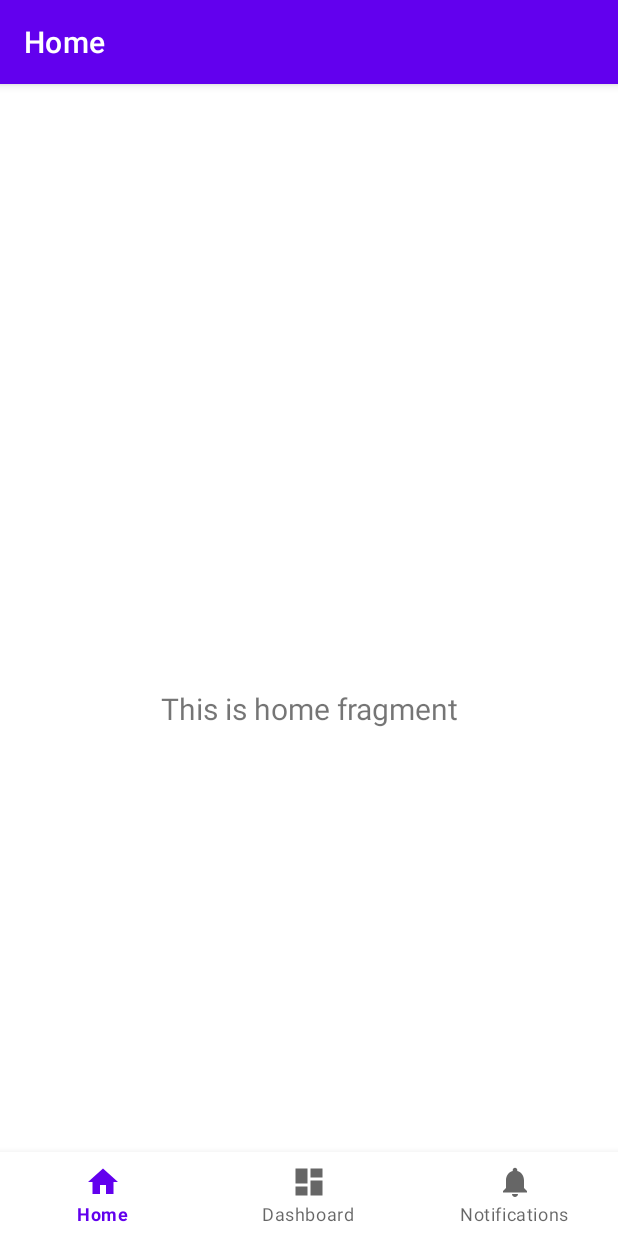
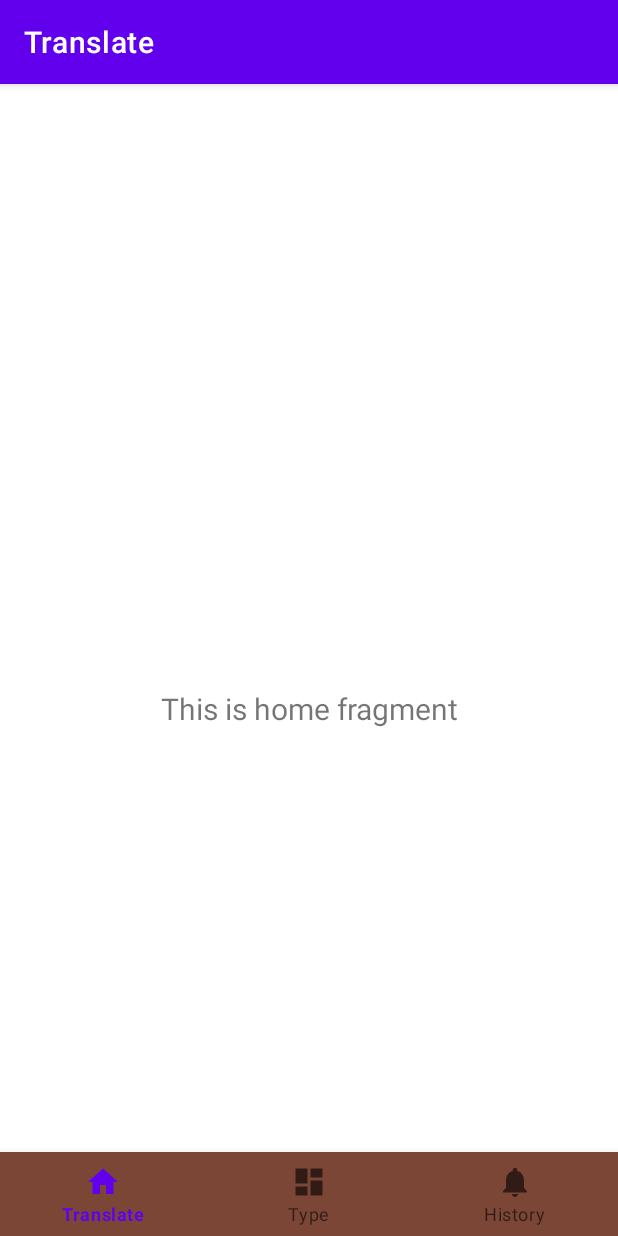
Before and after one commit to QVidad/Kamay, an Android app: the screen it shows after launch (MainActivity), on a phone screen of 412 x 824 dp. Run offline under Robolectric (Android 15) with nearby library versions, the phone set to English and light mode, and no system bars; our stand-ins replace navigation-ui.

Commit message:
[Update] Navigation Bar

```diff
--- a/app/src/main/res/layout/activity_main.xml
+++ b/app/src/main/res/layout/activity_main.xml
@@ -12,7 +12,7 @@
         android:layout_height="wrap_content"
         android:layout_marginStart="0dp"
         android:layout_marginEnd="0dp"
-        android:background="?android:attr/windowBackground"
+        android:background="@color/Brown_Theme"
         app:layout_constraintBottom_toBottomOf="parent"
         app:layout_constraintLeft_toLeftOf="parent"
         app:layout_constraintRight_toRightOf="parent"
--- a/app/src/main/res/values/strings.xml
+++ b/app/src/main/res/values/strings.xml
@@ -1,6 +1,6 @@
 <resources>
     <string name="app_name">Kamay</string>
-    <string name="title_home">Home</string>
-    <string name="title_dashboard">Dashboard</string>
-    <string name="title_notifications">Notifications</string>
+    <string name="title_home">Translate</string>
+    <string name="title_dashboard">Type</string>
+    <string name="title_notifications">History</string>
 </resources>
```
